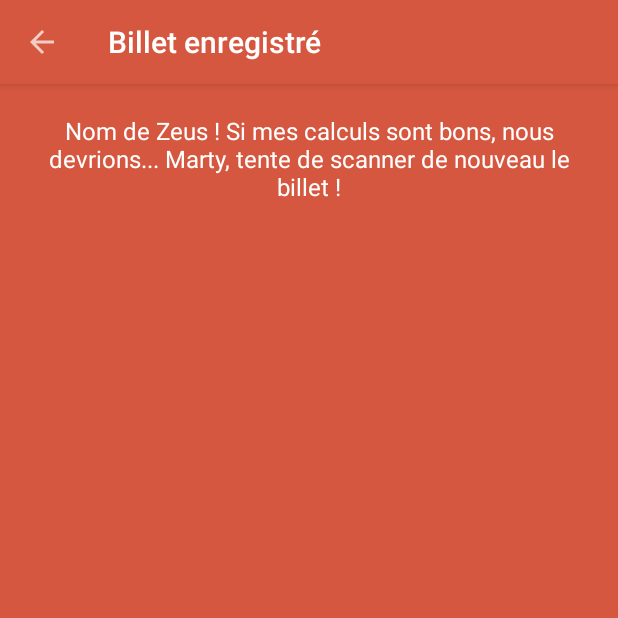
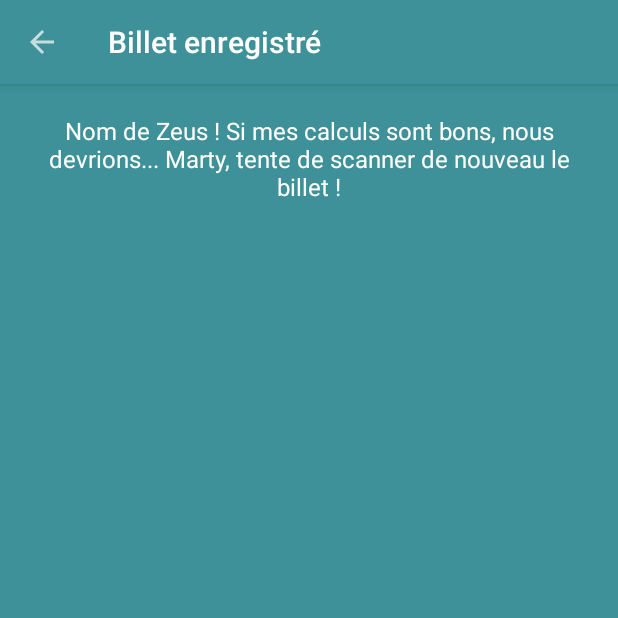
Before and after one commit to breizhcamp/scan-entree, an Android app: the TicketResultActivity screen opened directly, with no data from a screen before it, on a phone screen of 412 x 824 dp, the top half of it. Run offline under Robolectric (Android 15) with nearby library versions, the phone set to English and light mode, and no system bars; our stand-ins replace Volley; network calls fail; 1 statement that could not run was skipped.

Commit message:
:lipstick: Updating the UI and style files  for the - 2019 edition

```diff
--- a/app/src/main/res/layout/activity_main.xml
+++ b/app/src/main/res/layout/activity_main.xml
@@ -17,7 +17,7 @@
         android:layout_centerHorizontal="true"
         android:adjustViewBounds="true"
         android:maxHeight="220dp"
-        android:src="@drawable/breizh_to_the_camp"
+        android:src="@drawable/breizh_to_the_camp_2019"
         />
 
     <LinearLayout
@@ -93,6 +93,6 @@
         android:layout_height="150dp"
         android:layout_below="@+id/scanButton"
         android:layout_centerHorizontal="true"
-        android:src="@drawable/breizhcamp" />
+        android:src="@drawable/breizhcamp_2019" />
 
 </RelativeLayout>
--- a/app/src/main/res/layout/activity_scan.xml
+++ b/app/src/main/res/layout/activity_scan.xml
@@ -9,7 +9,7 @@
     <fragment
         android:id="@+id/barcode_scanner"
         android:name="info.androidhive.barcode.BarcodeReader"
-        android:layout_width="match_parent"
+        android:layout_width="fill_parent"
         android:layout_height="match_parent"
         app:auto_focus="true"
         app:use_flash="false" />
--- a/app/src/main/res/values/colors.xml
+++ b/app/src/main/res/values/colors.xml
@@ -1,6 +1,6 @@
 <?xml version="1.0" encoding="utf-8"?>
 <resources>
-    <color name="colorPrimary">#d5573f</color>
+    <color name="colorPrimary">#3E9198</color>
     <color name="colorPrimaryDark">#8e3089</color>
     <color name="colorAccent">#eeeeee</color>
     <color name="colorAccentSecondary">#85b74f</color>
```
Also changed, not shown: app/src/main/res/drawable-hdpi/breizh_to_the_camp_2019.png (added), app/src/main/res/drawable-hdpi/breizhcamp_2019.png (added), app/src/main/res/drawable-mdpi/breizh_to_the_camp_2019.png (added), app/src/main/res/drawable-mdpi/breizhcamp_2019.png (added), app/src/main/res/drawable-xhdpi/breizh_to_the_camp_2019.png (added), app/src/main/res/drawable-xhdpi/breizhcamp_2019.png (added), app/src/main/res/drawable-xxhdpi/breizh_to_the_camp_2019.png (added), app/src/main/res/drawable-xxhdpi/breizhcamp_2019.png (added), app/src/main/res/drawable-xxxhdpi/breizh_to_the_camp_2019.png (added), app/src/main/res/drawable-xxxhdpi/breizhcamp_2019.png (added).
